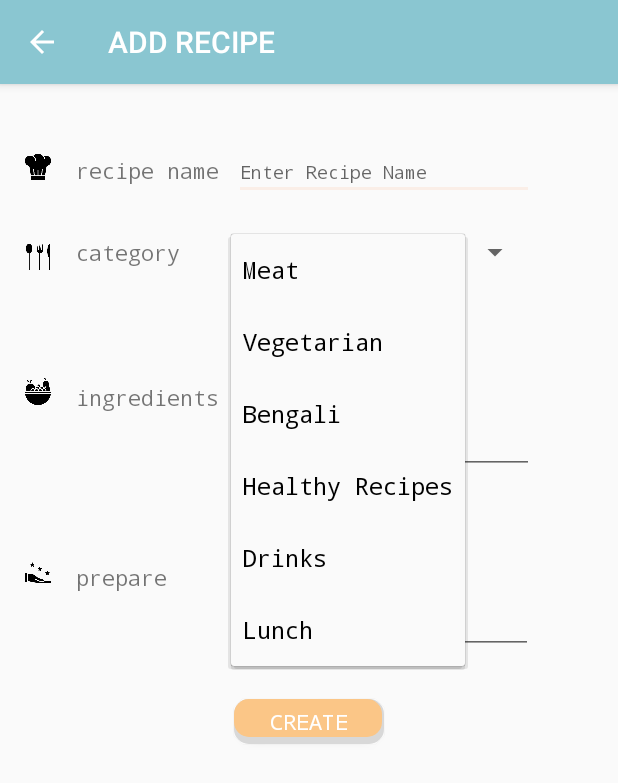
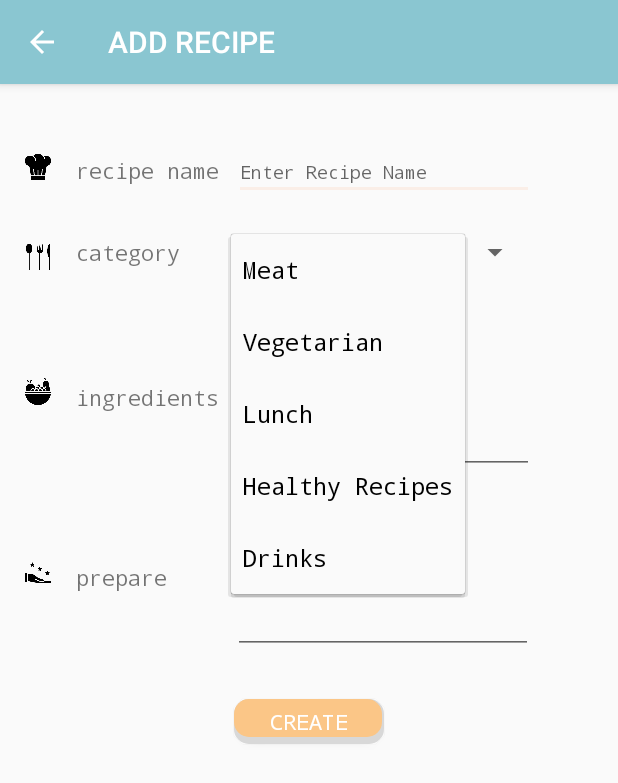
Before and after one commit to rabbit26476272/Android-Final-Project, an Android app: the AddRecipeActivity screen opened directly, with no data from a screen before it, after a tap on "Meat", on a phone screen of 412 x 824 dp. Shown: the top 783 px of the screen. Run offline under Robolectric (Android 15) with nearby library versions, the phone set to English and light mode, and no system bars; our stand-ins replace Firebase (no records; nobody signed in at launch, a user with empty details on screens opened directly).

Commit message:
簡報 ＆ delete spinner Bengali

```diff
--- a/recipe/app/src/main/res/values/arrays.xml
+++ b/recipe/app/src/main/res/values/arrays.xml
@@ -3,9 +3,8 @@
     <string-array name="labels_array">
         <item>Meat</item>
         <item>Vegetarian</item>
-        <item>Bengali</item>
+        <item>Lunch</item>
         <item>Healthy Recipes</item>
-        <item>Drinks</item>
-        <item>Lunch</item>
+        <item>Drinks</item>]
     </string-array>
 </resources>
--- a/recipe/app/src/main/res/values/refs.xml
+++ /dev/null
@@ -1,2 +0,0 @@
-<?xml version="1.0" encoding="utf-8"?>
-<resources></resources>
```
